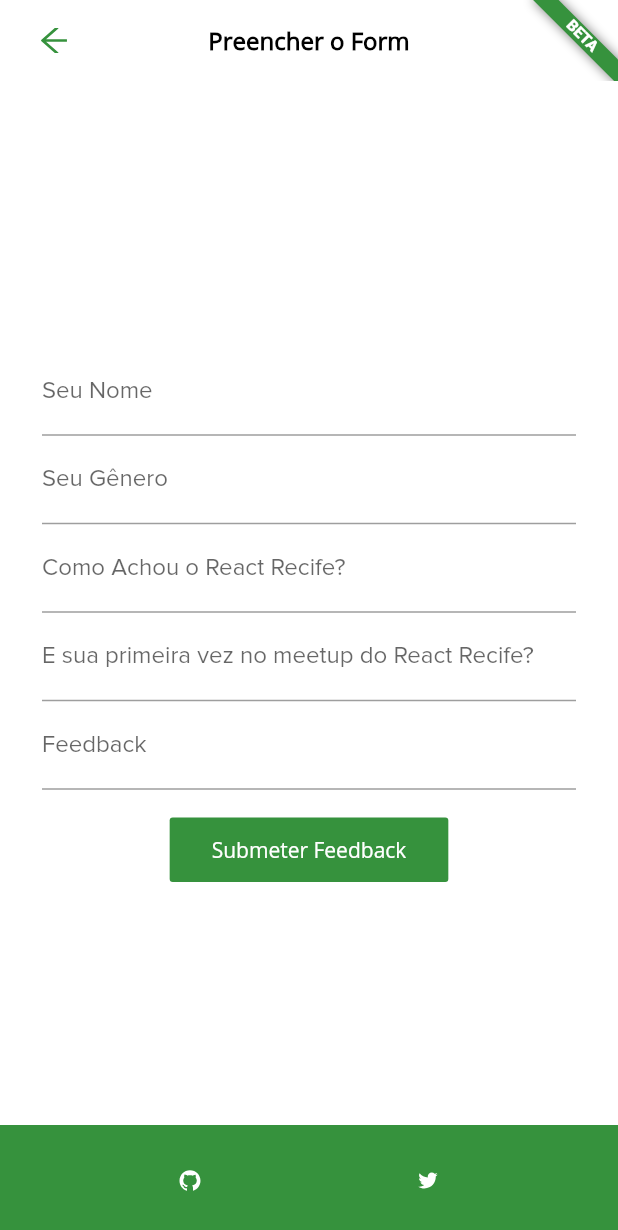
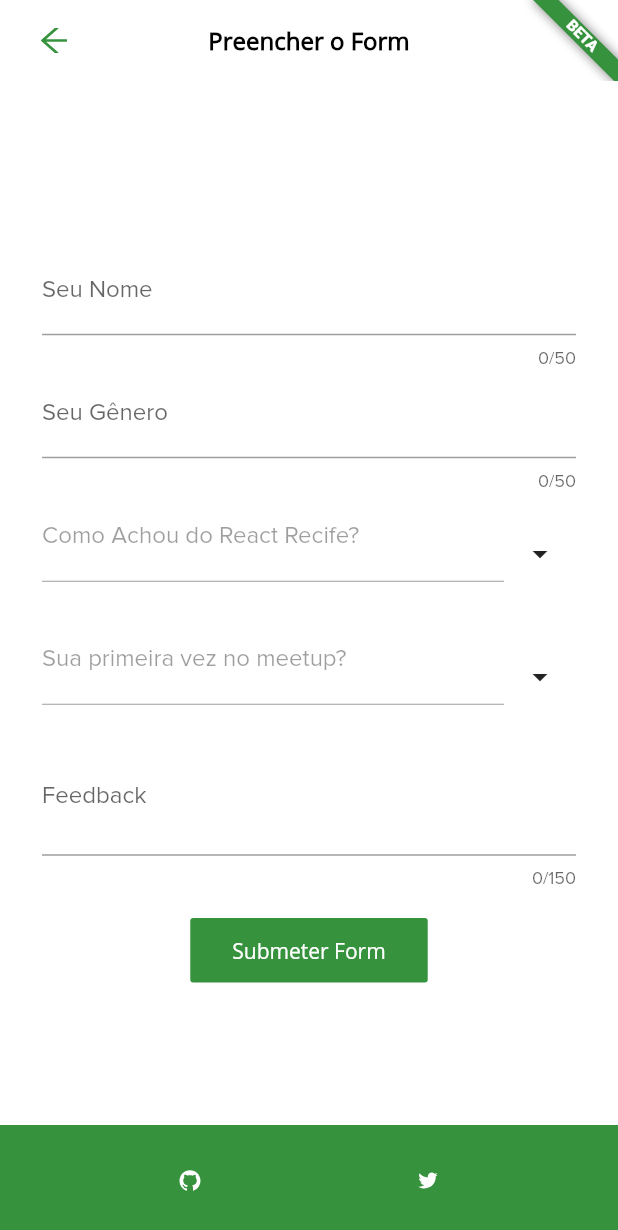
Before and after one commit to samuelematias/Formpad, a Flutter app: the FormPage screen opened by its route, on a phone screen of 412 x 824 dp. Shown: the top 1230 px of the screen. Run offline on Flutter 3.47's test engine with Material 2 defaults, Android fonts, the phone set to English and light mode, and no system bars; our stand-ins replace flutter_icons.

Commit message:
Improving the FormPage

```diff
--- a/lib/src/ui/form/form_page.dart
+++ b/lib/src/ui/form/form_page.dart
@@ -21,9 +21,28 @@ class _FormPageState extends State<FormPage> {
   final TextEditingController feedbackController = TextEditingController();
 
   FocusScopeNode currentFocus;
+  List<String> howFindItems = [
+    'Telegram',
+    'Twitter',
+    'LinkedIn',
+    'Instagram',
+    'Amigo',
+  ];
+
+  List<String> firstMeetupItems = [
+    'Sim',
+    'Não',
+  ];
+
+  bool _isLoading = false;
 
   void _submitForm() {
-    if (_formKey.currentState.validate()) {
+    if (_formKey.currentState.validate() &&
+        howFindController.text.isNotEmpty &&
+        firstMeetupController.text.isNotEmpty) {
+      setState(() {
+        _isLoading = true;
+      });
       final FormModel formModel = FormModel(
         nameController.text,
         genreController.text,
@@ -34,20 +53,73 @@ class _FormPageState extends State<FormPage> {
 
       final FormApi formApi = FormApi((String response) {
         if (response == FormApi.STATUS_SUCCESS) {
-          _showSnackbar("Feedback Submitted");
+          _showFlashMessage(
+            "Form Submetido :D !",
+            position: FlashPosition.top,
+          );
+          nameController.clear();
+          genreController.clear();
+          howFindController.clear();
+          firstMeetupController.clear();
+          feedbackController.clear();
+          setState(() {
+            _isLoading = false;
+          });
+        } else if (response == FormApi.STATUS_ERROR) {
+          _showFlashMessage(
+            "Ops! Erro ao Submeter o Form, Tente novamente.",
+            position: FlashPosition.top,
+          );
+          setState(() {
+            _isLoading = false;
+          });
         } else {
-          _showSnackbar("Error Occurred!");
+          _showFlashMessage(
+            "Ops! Tente novamente.",
+            position: FlashPosition.top,
+          );
+          setState(() {
+            _isLoading = false;
+          });
         }
       });
-
-      _showSnackbar("Submitting Feedback");
+      _showFlashMessage(
+        "Submetendo Form...",
+        position: FlashPosition.top,
+      );
       formApi.submitForm(formModel);
+    } else {
+      _showFlashMessage(
+        "Ops! Algum campo em branco! Por favor, preencher todos ;) ",
+        position: FlashPosition.top,
+      );
     }
   }
 
-  void _showSnackbar(String message) {
-    final snackBar = SnackBar(content: Text(message));
-    _scaffoldKey.currentState.showSnackBar(snackBar);
+  void _showFlashMessage(
+    String message, {
+    FlashPosition position = FlashPosition.center,
+  }) {
+    showFlash(
+      context: context,
+      duration: Duration(seconds: 2),
+      builder: (_, controller) {
+        return FlashMessage(
+          controller: controller,
+          backgroundColor: ColorTheme.heavyBlack,
+          position: position,
+          style: FlashStyle.grounded,
+          enableDrag: false,
+          onTap: () => controller.dismiss(),
+          child: Padding(
+            padding: EdgeInsets.all(Space.dodger_blue),
+            child: Text(
+              message,
+            ).m1(),
+          ),
+        );
+      },
+    );
   }
 
   void _unfocus() {
@@ -106,7 +178,9 @@ class _FormPageState extends State<FormPage> {
                           _buildForm(),
                           Container(
                             child: DefaultButton(
-                              label: 'Submeter Feedback',
+                              label: 'Submeter Form',
+                              active: !_isLoading,
+                              loading: _isLoading,
                               onPressed: _submitForm,
                             ),
                           ).paddingOnly(
@@ -157,9 +231,11 @@ class _FormPageState extends State<FormPage> {
           children: <Widget>[
             TextFormField(
               controller: nameController,
+              enabled: !_isLoading,
+              maxLength: 50,
               validator: (value) {
                 if (value.isEmpty) {
-                  return 'Nome';
+                  return 'Seu Nome';
                 }
                 return null;
               },
@@ -167,43 +243,48 @@ class _FormPageState extends State<FormPage> {
             ),
             TextFormField(
               controller: genreController,
+              enabled: !_isLoading,
+              maxLength: 50,
               validator: (value) {
                 if (value.isEmpty) {
-                  return 'Gênero';
+                  return 'Seu Gênero';
                 }
                 return null;
               },
               keyboardType: TextInputType.text,
               decoration: InputDecoration(labelText: 'Seu Gênero'),
             ),
-            TextFormField(
+            Dropdown(
               controller: howFindController,
-              validator: (value) {
-                if (value.isEmpty) {
-                  return 'Telegram, Twitter, LinkedIn, Instagram, Amigo...';
-                }
-                return null;
-              },
-              keyboardType: TextInputType.text,
-              decoration: InputDecoration(
-                labelText: 'Como Achou o React Recife?',
+              field: TextFormField(
+                controller: howFindController,
+                enabled: false,
+                maxLength: 50,
+                keyboardType: TextInputType.text,
+                decoration: InputDecoration(
+                  labelText: 'Como Achou do React Recife?',
+                ),
               ),
+              items: howFindItems,
             ),
-            TextFormField(
+            Dropdown(
               controller: firstMeetupController,
-              validator: (value) {
-                if (value.isEmpty) {
-                  return 'Primeira vez em um meetup nosso?';
-                }
-                return null;
-              },
-              keyboardType: TextInputType.text,
-              decoration: InputDecoration(
-                labelText: 'E sua primeira vez no meetup do React Recife?',
+              field: TextFormField(
+                controller: firstMeetupController,
+                enabled: false,
+                maxLength: 50,
+                keyboardType: TextInputType.text,
+                decoration: InputDecoration(
+                  labelText: 'Sua primeira vez no meetup?',
+                ),
               ),
+              items: firstMeetupItems,
             ),
             TextFormField(
               controller: feedbackController,
+              enabled: !_isLoading,
+              maxLength: 150,
+              maxLines: 2,
               validator: (value) {
                 if (value.isEmpty) {
                   return 'De seu Feedback pls, ty :)';
```
